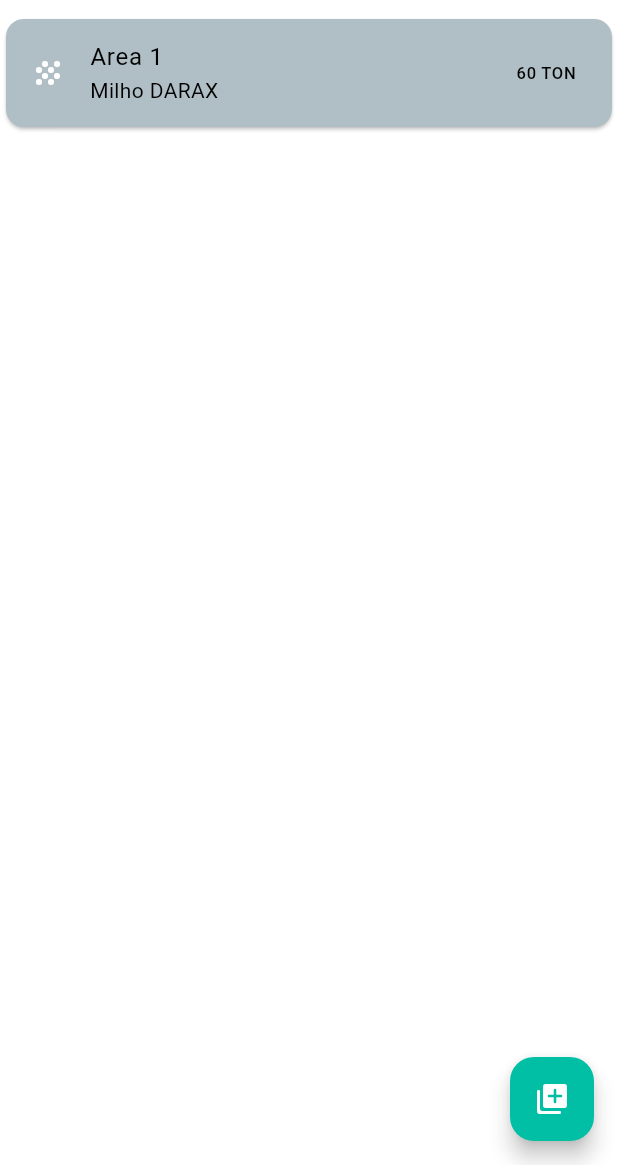
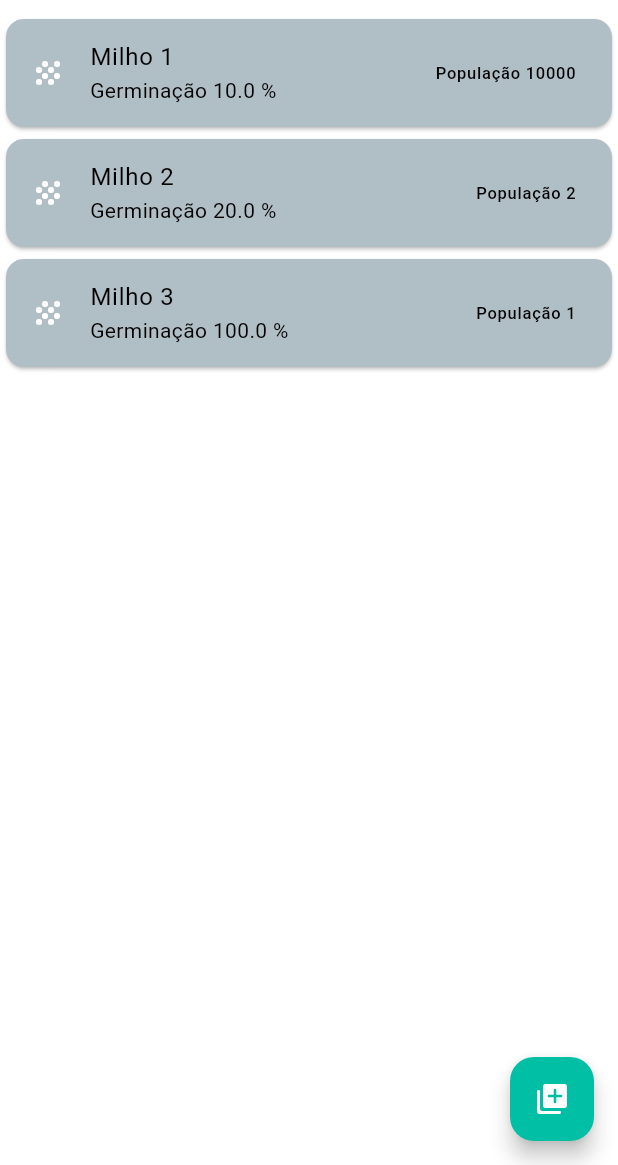
Before and after one commit to Otavio-f7/seedcalc, a Flutter app: the screen it shows after launch, after a tap on the "add to photos" icon, on a phone screen of 412 x 824 dp, the part 71-1236 px from its top. Run offline on Flutter 3.47's test engine with Material 3 defaults, Android fonts, the light colour scheme and no system bars; our stand-ins replace flutter_mobx, mobx; generated files the repository leaves out were written again.

Commit message:
create controller logic

```diff
--- /dev/null
+++ b/lib/controllers/seed_calculation_controller.dart
@@ -0,0 +1,31 @@
+import 'package:mobx/mobx.dart';
+import 'package:seedcalc/models/variety.dart';
+import 'package:seedcalc/services/i_variety_service.dart';
+
+part 'seed_calculation_controller.g.dart';
+
+class SeedCalculationController = _SeedCalculationController with _$SeedCalculationController;
+
+abstract class _SeedCalculationController with Store{
+
+  IVarietyService service = IVarietyService();
+
+  @observable
+  ObservableList varieties = ObservableList();
+
+  @computed
+  int get qntVarieties => varieties.length;
+
+  @action
+  void getAllvarieties() async {
+    List<Variety> list = await service.allVariety();
+    varieties.addAll(list);
+  }
+
+  @action
+  void addVariety(Variety variety){
+    service.saveVariety(variety);
+    varieties.add(variety);
+  }
+
+}
--- a/lib/main.dart
+++ b/lib/main.dart
@@ -1,4 +1,6 @@
 import 'package:flutter/material.dart';
+import 'package:provider/provider.dart';
+import 'package:seedcalc/controllers/seed_calculation_controller.dart';
 import 'package:seedcalc/ui/screens/seed_calc_screen.dart';
 
 void main() {
@@ -11,7 +13,11 @@ class MyApp extends StatelessWidget {
   // This widget is the root of your application.
   @override
   Widget build(BuildContext context) {
-    return MaterialApp(
+    return MultiProvider(
+      providers: [
+        Provider<SeedCalculationController>(create: (_) => SeedCalculationController(),)
+      ],
+      child: MaterialApp(
         title: 'Seed Calculator',
         theme: ThemeData(
           colorScheme: ColorScheme.light(
@@ -22,6 +28,7 @@ class MyApp extends StatelessWidget {
         ),
         home: const SeedCalcScreen(),
         debugShowCheckedModeBanner: false,
+      ),
     );
   }
 }
--- a/lib/model/variety.dart
+++ b/lib/models/variety.dart
@@ -1,9 +1,11 @@
 class Variety {
+  final String name;
   final int population;
   final double  thousandSeedWeight;
   final double germinationRate;
 
   Variety({
+    required this.name,
     required this.population,
     required this.thousandSeedWeight,
     required this.germinationRate
@@ -11,6 +13,7 @@ class Variety {
 
   factory Variety.fromJson(Map<String, dynamic> json){
     return Variety(
+      name: json['name'].toString(),
       population: int.parse(json['population']),
       thousandSeedWeight: double.parse(json['thousandSeedWeight']),
       germinationRate: double.parse(json['germinationRate']),
@@ -19,6 +22,7 @@ class Variety {
 
   Map<String, dynamic> toJson(){
     return{
+      'name' : name,
       'population' : population,
       'thousandSeedWeight' : thousandSeedWeight,
       'germinationRate' : germinationRate,
--- /dev/null
+++ b/lib/services/i_variety_service.dart
@@ -0,0 +1,11 @@
+import 'package:seedcalc/models/variety.dart';
+import 'package:seedcalc/services/pref_variety_service.dart';
+
+abstract class IVarietyService {
+  Future<void> saveVariety(Variety variety);
+  Future<List<Variety>> allVariety();
+
+  factory IVarietyService(){
+    return PrefVarietyService();
+  }
+}
--- /dev/null
+++ b/lib/services/pref_variety_service.dart
@@ -0,0 +1,29 @@
+import 'package:seedcalc/models/variety.dart';
+import 'package:seedcalc/services/i_variety_service.dart';
+
+class PrefVarietyService implements IVarietyService{
+
+  final List<Variety> tempoList = [
+      Variety(
+        name: 'Milho 1',
+        population: 10000,
+        thousandSeedWeight: 1,
+        germinationRate: 0.1,
+      ),
+      Variety(
+        name: 'Milho 2',
+        population: 2,
+        thousandSeedWeight: 2,
+        germinationRate: 0.2,
+      ),
+    ];
+  @override
+  Future<List<Variety>> allVariety() async {
+    return tempoList;
+  }
+
+  @override
+  Future<void> saveVariety(Variety variety) async {
+    tempoList.add(variety);
+  }
+}
--- a/lib/ui/screens/seed_calc_screen.dart
+++ b/lib/ui/screens/seed_calc_screen.dart
@@ -1,10 +1,26 @@
 import 'package:flutter/material.dart';
+import 'package:flutter_mobx/flutter_mobx.dart';
+import 'package:provider/provider.dart';
+import 'package:seedcalc/controllers/seed_calculation_controller.dart';
+import 'package:seedcalc/models/variety.dart';
+import 'package:seedcalc/ui/widgets/seed_calc_item.dart';
 
-class SeedCalcScreen extends StatelessWidget {
+class SeedCalcScreen extends StatefulWidget {
   const SeedCalcScreen({super.key});
 
   @override
+  State<SeedCalcScreen> createState() => _SeedCalcScreenState();
+}
+
+class _SeedCalcScreenState extends State<SeedCalcScreen> {
+  @override
+  void initState() {
+    Provider.of<SeedCalculationController>(context, listen: false).getAllvarieties();
+    super.initState();
+  }
+  @override
   Widget build(BuildContext context) {
+    final controller = Provider.of<SeedCalculationController>(context);
     return Scaffold(
       appBar: AppBar(
         title: Row(
@@ -26,21 +42,21 @@ class SeedCalcScreen extends StatelessWidget {
           ],
         ),
       ),
-      body: Column(
-        children: [
-          Card(
-            color: Theme.of(context).colorScheme.secondary,
-            child: ListTile(
-              leading: Icon(Icons.grain, color: Colors.white,),
-              title: Text('Area 1'),
-              subtitle: Text('Milho DARAX'),
-              trailing: Text('60 TON'),
-            ),
-          )
-        ],
+      body: Observer(
+        builder: (context) {
+          return ListView.builder(
+            itemCount: controller.qntVarieties,
+            itemBuilder: (ctx, i)=> SeedCalcItem(
+              variety: controller.varieties[i]
+            )
+          );
+        }
       ),
       floatingActionButton: FloatingActionButton(
-        onPressed: (){},
+        onPressed: (){
+          controller.addVariety(Variety(name: 'Milho 3',population: 1, thousandSeedWeight: 1, germinationRate: 1));
+          print(controller.varieties);
+        },
         child: Icon(Icons.add_to_photos_rounded),
       ),
     );
--- /dev/null
+++ b/lib/ui/widgets/seed_calc_item.dart
@@ -0,0 +1,20 @@
+import 'package:flutter/material.dart';
+import 'package:seedcalc/models/variety.dart';
+
+class SeedCalcItem extends StatelessWidget {
+  final Variety variety;
+  const SeedCalcItem({super.key, required this.variety});
+
+  @override
+  Widget build(BuildContext context) {
+    return Card(
+      color: Theme.of(context).colorScheme.secondary,
+      child: ListTile(
+        leading: Icon(Icons.grain, color: Colors.white,),
+        title: Text(variety.name),
+        subtitle: Text('Germinação ${variety.germinationRate*100} %'),
+        trailing: Text('População ${variety.population}'),
+      ),
+    );
+  }
+}
--- a/pubspec.yaml
+++ b/pubspec.yaml
@@ -34,6 +34,11 @@ dependencies:
   # The following adds the Cupertino Icons font to your application.
   # Use with the CupertinoIcons class for iOS style icons.
   cupertino_icons: ^1.0.8
+  mobx: ^2.5.0
+  flutter_mobx: ^2.3.0
+  provider: ^6.1.4
+  build_runner: ^2.4.15
+  mobx_codegen: ^2.7.0
 
 dev_dependencies:
   flutter_test:
```
Also changed, not shown: lib/models/area.dart (added, +23 -0 lines), lib/controllers/seed_calculation_controller.g.dart (added), pubspec.lock, 2 other files. Lines whose indentation alone changed are shown as unchanged.
